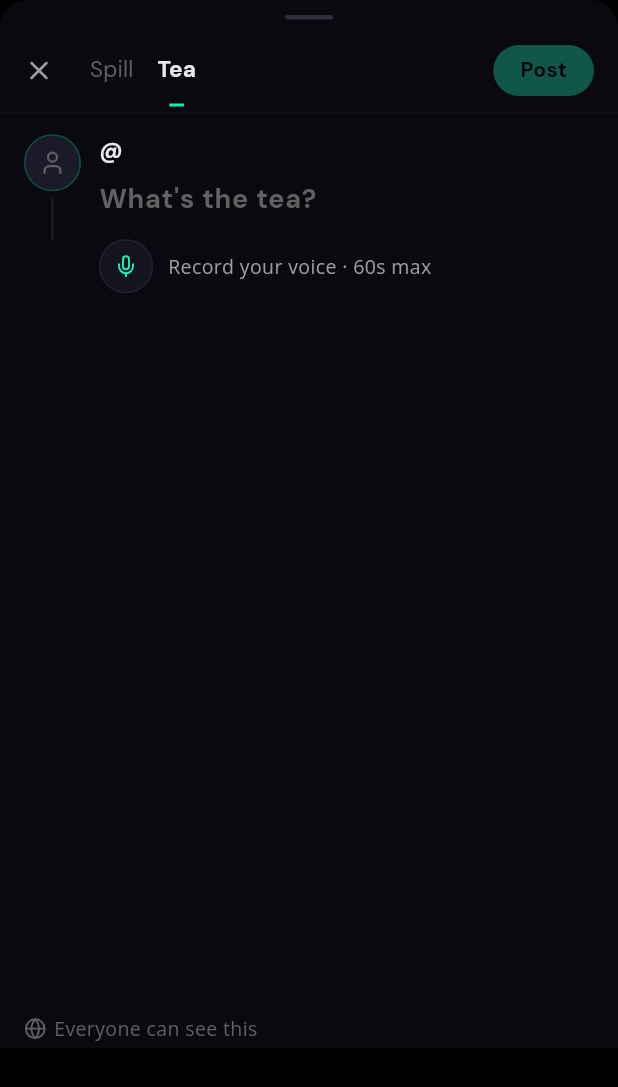
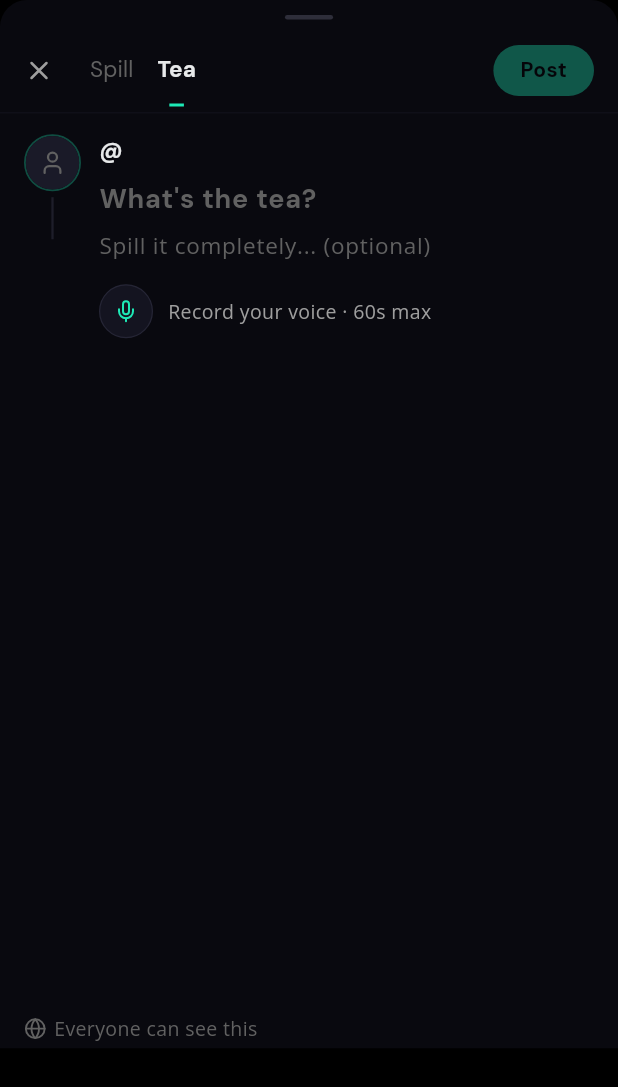
Before and after one commit to YuvaKrishnaS/fess, a Flutter app: the CreateConfessionSheet widget shown alone on an empty page, opened directly, tab 2 chosen, on a phone screen of 412 x 824 dp. Shown: the top 1087 px of the screen. Run offline on Flutter 3.47's test engine with Material 3 defaults, Android fonts, the phone set to English and light mode, and no system bars; drawn by our look-alikes of cached_network_image; our stand-ins replace cloud_firestore, firebase_auth, firebase_core, flutter_animate, flutter_riverpod, flutter_svg and 7 more; missing offline and left inert: record; accounts and stored records are empty; network calls fail; statements that could not run were skipped.

Commit message:
fix: added spill it completely [body section] to the Tea. and incresed manLenght to 1500 in spill and 1000 in tea

```diff
--- a/lib/features/home/providers/tea_feed_provider.dart
+++ b/lib/features/home/providers/tea_feed_provider.dart
@@ -5,7 +5,7 @@ import 'package:flutter_riverpod/flutter_riverpod.dart';
 import '../../../core/models/tea_post_model.dart';
 import 'feed_provider.dart'; // for currentAnonIdProvider
 
-// Feed State
+// ── Feed State ────────────────────────────────────────────────────────────────
 
 class TeaFeedState {
   final List<TeaPost> posts;
@@ -43,7 +43,7 @@ class TeaFeedState {
       );
 }
 
-// Notifier
+// ── Tea Feed Notifier ─────────────────────────────────────────────────────────
 
 class TeaFeedNotifier extends AsyncNotifier<TeaFeedState> {
   static const int _pageSize = 15;
@@ -73,7 +73,7 @@ class TeaFeedNotifier extends AsyncNotifier<TeaFeedState> {
       );
     } catch (e, st) {
       debugPrint('[TeaFeed] load error: $e\n$st');
-      return TeaFeedState(error: 'Could not load tea. Pull to refresh.');
+      return const TeaFeedState(error: 'Could not load tea. Pull to refresh.');
     }
   }
 
@@ -136,25 +136,21 @@ class TeaFeedNotifier extends AsyncNotifier<TeaFeedState> {
 
     try {
       final likeId = '${postId}_$anonId';
-      final likeRef = FirebaseFirestore.instance
-          .collection('post_likes')
-          .doc(likeId);
-      final postRef = FirebaseFirestore.instance
-          .collection('posts')
-          .doc(postId);
+      final likeRef =
+      FirebaseFirestore.instance.collection('post_likes').doc(likeId);
+      final postRef =
+      FirebaseFirestore.instance.collection('posts').doc(postId);
 
       if (liked) {
         await likeRef.delete();
-        await postRef.update(
-            {'likeCount': FieldValue.increment(-1)});
+        await postRef.update({'likeCount': FieldValue.increment(-1)});
       } else {
         await likeRef.set({
           'postId': postId,
           'anonId': anonId,
           'likedAt': FieldValue.serverTimestamp(),
         });
-        await postRef.update(
-            {'likeCount': FieldValue.increment(1)});
+        await postRef.update({'likeCount': FieldValue.increment(1)});
       }
     } catch (e) {
       debugPrint('[TeaFeed] toggleLike error: $e');
@@ -163,10 +159,10 @@ class TeaFeedNotifier extends AsyncNotifier<TeaFeedState> {
     }
   }
 
-  // Helper
+  // ── Helper ──────────────────────────────────────────────────────────────────
 
   Future<List<TeaPost>> _hydratePosts(
-      List<DocumentSnapshot> docs,
+      List<QueryDocumentSnapshot> docs,
       String? anonId,
       ) async {
     if (docs.isEmpty) return [];
@@ -215,10 +211,9 @@ class TeaFeedNotifier extends AsyncNotifier<TeaFeedState> {
 }
 
 final teaFeedProvider =
-AsyncNotifierProvider<TeaFeedNotifier, TeaFeedState>(
-    TeaFeedNotifier.new);
+AsyncNotifierProvider<TeaFeedNotifier, TeaFeedState>(TeaFeedNotifier.new);
 
-// Create tea provider
+// ── Create Tea Provider ───────────────────────────────────────────────────────
 
 class CreateTeaNotifier extends Notifier<bool> {
   @override
@@ -226,6 +221,7 @@ class CreateTeaNotifier extends Notifier<bool> {
 
   Future<bool> createTea({
     required String heading,
+    String? body, // NEW — optional body, passed from sheet
     required String localAudioPath,
     required int audioDurationSeconds,
   }) async {
@@ -239,10 +235,12 @@ class CreateTeaNotifier extends Notifier<bool> {
         anonId: anonId,
       );
 
+      // ✅ body written to Firestore only when non-null/non-empty
       await FirebaseFirestore.instance.collection('posts').add({
         'type': 'tea',
         'authorId': anonId,
         'heading': heading.trim(),
+        if (body != null && body.trim().isNotEmpty) 'body': body.trim(), //
         'audioUrl': audioUrl,
         'audioDuration': audioDurationSeconds,
         'likeCount': 0,
@@ -250,8 +248,6 @@ class CreateTeaNotifier extends Notifier<bool> {
         'createdAt': FieldValue.serverTimestamp(),
       });
 
-      // FIX: increment totalTeaCount silently
-      // CORRECT - increments the tea-specific counter
       await FirebaseFirestore.instance
           .collection('public_profiles')
           .doc(anonId)
--- a/lib/features/home/screens/profile_page.dart
+++ b/lib/features/home/screens/profile_page.dart
@@ -361,14 +361,14 @@ class _SpillsTab extends ConsumerWidget {
               onTap: () => Navigator.of(ctx).push(
                 postDetailHeroRoute(post.postId, initialPost: post),
               ),
-              // ✅ FutureProvider has no notifier — use forYouFeedProvider for likes
+              //   FutureProvider has no notifier — use forYouFeedProvider for likes
               onLike: () => ref
                   .read(forYouFeedProvider.notifier)
                   .toggleLike(post.postId),
               onAuthorTap: post.authorId != myId
                   ? () => context.push('/profile/${post.authorId}')
                   : null,
-              // ✅ invalidate re-fetches the list after delete
+              //   invalidate re-fetches the list after delete
               onDelete: () => ref.invalidate(mySpillsProvider(anonId)),
             );
           },
@@ -413,7 +413,7 @@ class _TeaTab extends ConsumerWidget {
               onTap: () => Navigator.of(ctx).push(
                 postDetailHeroRoute(post.postId, initialPost: post),
               ),
-              // ✅ same — forYouFeedProvider is the writable notifier for likes
+              //   same — forYouFeedProvider is the writable notifier for likes
               onLike: () => ref
                   .read(forYouFeedProvider.notifier)
                   .toggleLike(post.postId),
--- a/lib/features/home/widgets/create_confession_sheet.dart
+++ b/lib/features/home/widgets/create_confession_sheet.dart
@@ -25,8 +25,7 @@ class CreateConfessionSheet extends ConsumerStatefulWidget {
       _CreateConfessionSheetState();
 }
 
-class _CreateConfessionSheetState
-    extends ConsumerState<CreateConfessionSheet>
+class _CreateConfessionSheetState extends ConsumerState<CreateConfessionSheet>
     with SingleTickerProviderStateMixin {
   late final TabController _tabCtrl;
 
@@ -37,7 +36,9 @@ class _CreateConfessionSheetState
 
   // tea
   final _teaHeadingCtrl = TextEditingController();
+  final _teaBodyCtrl = TextEditingController(); //   NEW
   final _teaFocus = FocusNode();
+  final _teaBodyFocus = FocusNode(); //   NEW
 
   // voice
   _VoiceState _voice = _VoiceState.idle;
@@ -54,6 +55,7 @@ class _CreateConfessionSheetState
     return _headingCtrl.text.trim().isNotEmpty ||
         _bodyCtrl.text.trim().isNotEmpty ||
         _teaHeadingCtrl.text.trim().isNotEmpty ||
+        _teaBodyCtrl.text.trim().isNotEmpty || // NEW
         _recPath != null ||
         _voice == _VoiceState.recording;
   }
@@ -67,9 +69,9 @@ class _CreateConfessionSheetState
   void initState() {
     super.initState();
     _tabCtrl = TabController(length: 2, vsync: this);
-    // intercept tab change — show discard dialog if recording/recorded
     _tabCtrl.addListener(_onTabChange);
-    for (final c in [_headingCtrl, _bodyCtrl, _teaHeadingCtrl]) {
+    //   _teaBodyCtrl added to listeners
+    for (final c in [_headingCtrl, _bodyCtrl, _teaHeadingCtrl, _teaBodyCtrl]) {
       c.addListener(() => setState(() {}));
     }
     WidgetsBinding.instance.addPostFrameCallback((_) {
@@ -87,7 +89,9 @@ class _CreateConfessionSheetState
     _bodyCtrl.dispose();
     _headingFocus.dispose();
     _teaHeadingCtrl.dispose();
+    _teaBodyCtrl.dispose(); //   NEW
     _teaFocus.dispose();
+    _teaBodyFocus.dispose(); //   NEW
     _timer?.cancel();
     AudioService.instance.stop();
     super.dispose();
@@ -97,11 +101,8 @@ class _CreateConfessionSheetState
 
   void _onTabChange() {
     if (!_tabCtrl.indexIsChanging) return;
-    // If there's a recording (in progress or saved), block and show dialog
     if (_voice != _VoiceState.idle) {
-      // Snap back to current index before animation commits
       final previousIndex = _tabCtrl.previousIndex;
-      // Show dialog — if confirmed, discard voice and allow switch
       WidgetsBinding.instance.addPostFrameCallback((_) async {
         if (!mounted) return;
         final confirmed = await _showDiscardDialog(
@@ -111,10 +112,8 @@ class _CreateConfessionSheetState
         );
         if (confirmed == true) {
           await _discardRec();
-          // now actually switch
           _tabCtrl.animateTo(_tabCtrl.index);
         } else {
-          // revert to previous tab
           _tabCtrl.animateTo(previousIndex);
         }
       });
@@ -301,7 +300,7 @@ class _CreateConfessionSheetState
     }
   }
 
-  // ── Post ─────────────────────────────────────────────────────────────────
+  // ── Post ──────────────────────────────────────────────────────────────────
 
   Future<void> _post() async {
     if (!_canPost) return;
@@ -315,7 +314,10 @@ class _CreateConfessionSheetState
       );
       if (!mounted) return;
       if (ok) {
-        ref.read(streakNotifierProvider.notifier).recordActivity().catchError((e) {
+        ref
+            .read(streakNotifierProvider.notifier)
+            .recordActivity()
+            .catchError((e) {
           debugPrint('[CreateSheet] streak update failed silently: $e');
         });
         Navigator.of(context).pop();
@@ -327,12 +329,16 @@ class _CreateConfessionSheetState
     } else {
       final ok = await ref.read(createTeaProvider.notifier).createTea(
         heading: _teaHeadingCtrl.text,
+        body: _teaBodyCtrl.text.isNotEmpty ? _teaBodyCtrl.text : null, //   NEW
         localAudioPath: _recPath!,
         audioDurationSeconds: _recSecs,
       );
       if (!mounted) return;
       if (ok) {
-        ref.read(streakNotifierProvider.notifier).recordActivity().catchError((e) {
+        ref
+            .read(streakNotifierProvider.notifier)
+            .recordActivity()
+            .catchError((e) {
           debugPrint('[CreateSheet] streak update failed silently: $e');
         });
         Navigator.of(context).pop();
@@ -344,7 +350,7 @@ class _CreateConfessionSheetState
     }
   }
 
-  // BUILD
+  // ── Build ─────────────────────────────────────────────────────────────────
 
   @override
   Widget build(BuildContext context) {
@@ -378,22 +384,19 @@ class _CreateConfessionSheetState
                 ),
               ),
 
-              // ── Top bar: close + tabs + post button
+              // ── Top bar
               Padding(
                 padding: const EdgeInsets.fromLTRB(16, 4, 16, 0),
                 child: Row(
                   children: [
-                    // close — with discard guard
                     GestureDetector(
                       onTap: _onClose,
                       child: const Icon(LucideIcons.x,
                           size: 20, color: AppColors.textSecondary),
                     ),
                     const SizedBox(width: 16),
-                    // tabs
                     _SheetTabBar(ctrl: _tabCtrl),
                     const Spacer(),
-                    // post button
                     _PostBtn(
                       label: _isSpill ? 'Post' : 'Drop',
                       canPost: _canPost,
@@ -438,7 +441,9 @@ class _CreateConfessionSheetState
                       avatarUrl: avatarUrl,
                       username: profile?['username'] as String? ?? 'anon',
                       headingCtrl: _teaHeadingCtrl,
+                      bodyCtrl: _teaBodyCtrl, //   NEW
                       focus: _teaFocus,
+                      bodyFocus: _teaBodyFocus, //   NEW
                       voice: _voice,
                       elapsed: _elapsed,
                       recSecs: _recSecs,
@@ -466,12 +471,24 @@ class _CreateConfessionSheetState
                           fontSize: 13, color: AppColors.hintText),
                     ),
                     const Spacer(),
+                    //   Spill body counter — updated to 1500
                     if (_isSpill && _bodyCtrl.text.isNotEmpty)
                       Text(
-                        '${_bodyCtrl.text.length}/500',
+                        '${_bodyCtrl.text.length}/1500',
                         style: AppTypography.bodySmall.copyWith(
                           fontSize: 11,
-                          color: _bodyCtrl.text.length > 450
+                          color: _bodyCtrl.text.length > 1400
+                              ? AppColors.errorLight
+                              : AppColors.hintText,
+                        ),
+                      ),
+                    //   Tea body counter — NEW
+                    if (!_isSpill && _teaBodyCtrl.text.isNotEmpty)
+                      Text(
+                        '${_teaBodyCtrl.text.length}/1000',
+                        style: AppTypography.bodySmall.copyWith(
+                          fontSize: 11,
+                          color: _teaBodyCtrl.text.length > 900
                               ? AppColors.errorLight
                               : AppColors.hintText,
                         ),
@@ -486,7 +503,6 @@ class _CreateConfessionSheetState
     );
   }
 
-  // FIX: use 'adventurer' style, not 'avataaars'
   String? _buildAvatarUrlFromProfile(Map<String, dynamic>? profile) {
     final raw = profile?['avatarConfig'];
     if (raw == null) return null;
@@ -497,7 +513,7 @@ class _CreateConfessionSheetState
 
 enum _VoiceState { idle, recording, recorded }
 
-// SHEET TEA BAR
+// ── Sheet Tab Bar ─────────────────────────────────────────────────────────────
 
 class _SheetTabBar extends StatelessWidget {
   final TabController ctrl;
@@ -538,7 +554,7 @@ class _SheetTabBar extends StatelessWidget {
   );
 }
 
-// SPILL COMPOSER
+// ── Spill Composer ────────────────────────────────────────────────────────────
 
 class _SpillComposer extends StatelessWidget {
   final String? avatarUrl;
@@ -592,7 +608,6 @@ class _SpillComposer extends StatelessWidget {
             child: Column(
               crossAxisAlignment: CrossAxisAlignment.start,
               children: [
-                // FIX: @ before username
                 Text(
                   '@$username',
                   style: AppTypography.bodyMedium.copyWith(
@@ -638,10 +653,11 @@ class _SpillComposer extends StatelessWidget {
                   cursorWidth: 2,
                 ),
                 const SizedBox(height: 6),
+                //   maxLength updated to 1500
                 TextField(
                   controller: bodyCtrl,
                   maxLines: null,
-                  maxLength: 500,
+                  maxLength: 1500,
                   buildCounter: (_, {required currentLength,
                     required isFocused, maxLength}) =>
                   null,
@@ -689,13 +705,15 @@ class _SpillComposer extends StatelessWidget {
   }
 }
 
-// Tea Composer
+// ── Tea Composer ──────────────────────────────────────────────────────────────
 
 class _TeaComposer extends StatelessWidget {
   final String? avatarUrl;
   final String username;
   final TextEditingController headingCtrl;
+  final TextEditingController bodyCtrl; //   NEW
   final FocusNode focus;
+  final FocusNode bodyFocus; //   NEW
   final _VoiceState voice;
   final int elapsed;
   final int recSecs;
@@ -709,7 +727,9 @@ class _TeaComposer extends StatelessWidget {
     required this.avatarUrl,
     required this.username,
     required this.headingCtrl,
+    required this.bodyCtrl, //   NEW
     required this.focus,
+    required this.bodyFocus, //   NEW
     required this.voice,
     required this.elapsed,
     required this.recSecs,
@@ -741,7 +761,6 @@ class _TeaComposer extends StatelessWidget {
             child: Column(
               crossAxisAlignment: CrossAxisAlignment.start,
               children: [
-                // FIX: @ before username
                 Text(
                   '@$username',
                   style: AppTypography.bodyMedium.copyWith(
@@ -752,6 +771,7 @@ class _TeaComposer extends StatelessWidget {
                   ),
                 ),
                 const SizedBox(height: 8),
+                // Heading
                 TextField(
                   controller: headingCtrl,
                   focusNode: focus,
@@ -786,6 +806,38 @@ class _TeaComposer extends StatelessWidget {
                   cursorColor: AppColors.accentPrimary,
                   cursorWidth: 2,
                 ),
+                const SizedBox(height: 6),
+                //   NEW — optional body field, maxLength 1000
+                TextField(
+                  controller: bodyCtrl,
+                  focusNode: bodyFocus,
+                  maxLines: null,
+                  maxLength: 1000,
+                  buildCounter: (_, {required currentLength,
+                    required isFocused, maxLength}) =>
+                  null,
+                  style: AppTypography.bodyMedium.copyWith(
+                    fontSize: 15,
+                    color: AppColors.textSecondary,
+                    height: 1.6,
+                  ),
+                  decoration: InputDecoration(
+                    hintText: 'Spill it completely... (optional)',
+                    hintStyle: AppTypography.bodySmall.copyWith(
+                      fontSize: 15,
+                      color: AppColors.hintText,
+                      height: 1.6,
+                    ),
+                    border: InputBorder.none,
+                    enabledBorder: InputBorder.none,
+                    focusedBorder: InputBorder.none,
+                    contentPadding: EdgeInsets.zero,
+                    isDense: true,
+                    filled: false,
+                  ),
+                  cursorColor: AppColors.accentPrimary,
+                  cursorWidth: 2,
+                ),
                 const SizedBox(height: 14),
                 _VoiceSection(
                   optional: false,
@@ -808,7 +860,7 @@ class _TeaComposer extends StatelessWidget {
   }
 }
 
-// Compose avatar
+// ── Composer Avatar ───────────────────────────────────────────────────────────
 
 class _ComposerAvatar extends StatelessWidget {
   final String? url;
@@ -847,7 +899,7 @@ class _ComposerAvatar extends StatelessWidget {
   );
 }
 
-// Voice Section
+// ── Voice Section ─────────────────────────────────────────────────────────────
 
 class _VoiceSection extends StatelessWidget {
   final bool optional;
@@ -912,7 +964,7 @@ class _VoiceSection extends StatelessWidget {
   );
 }
 
-// Idle Voice
+// ── Idle Voice ────────────────────────────────────────────────────────────────
 
 class _IdleVoice extends StatelessWidget {
   final bool optional;
@@ -938,8 +990,8 @@ class _IdleVoice extends StatelessWidget {
           decoration: BoxDecoration(
             color: const Color(0xFF141420),
             shape: BoxShape.circle,
-            border: Border.all(
-                color: const Color(0xFF252535), width: 0.8),
+            border:
+            Border.all(color: const Color(0xFF252535), width: 0.8),
           ),
           child: const Icon(LucideIcons.mic,
               size: 16, color: AppColors.accentPrimary),
@@ -959,7 +1011,7 @@ class _IdleVoice extends StatelessWidget {
   );
 }
 
-// RECORDING VOICE
+// ── Recording Voice ───────────────────────────────────────────────────────────
 
 class _RecordingVoice extends StatelessWidget {
   final int elapsed;
@@ -985,7 +1037,6 @@ class _RecordingVoice extends StatelessWidget {
 
     return Row(
       children: [
-        // stop button
         GestureDetector(
           onTap: () {
             HapticFeedback.mediumImpact();
@@ -1011,7 +1062,6 @@ class _RecordingVoice extends StatelessWidget {
           ),
         ),
         const SizedBox(width: 10),
-        // waveform
         Expanded(
           child: SizedBox(
             height: 36,
@@ -1037,7 +1087,6 @@ class _RecordingVoice extends StatelessWidget {
           ),
         ),
         const SizedBox(width: 10),
-        // timer
         _RecDot(),
         const SizedBox(width: 5),
         Text(
@@ -1088,7 +1137,7 @@ class _RecDotState extends State<_RecDot> with SingleTickerProviderStateMixin {
   );
 }
 
-// RECORD VOICE (SWIPE TO DELETE)
+// ── Recorded Voice ────────────────────────────────────────────────────────────
 
 class _RecordedVoice extends StatefulWidget {
   final int recSecs;
@@ -1171,7 +1220,6 @@ class _RecordedVoiceState extends State<_RecordedVoice> {
         HapticFeedback.mediumImpact();
         widget.onDiscard();
       },
-      // FIX: visible red background with label
       background: Container(
         alignment: Alignment.centerRight,
         padding: const EdgeInsets.only(right: 12),
@@ -1200,7 +1248,6 @@ class _RecordedVoiceState extends State<_RecordedVoice> {
         padding: const EdgeInsets.symmetric(horizontal: 2),
         child: Row(
           children: [
-            // play/pause
             GestureDetector(
               onTap: _toggle,
               child: AnimatedContainer(
@@ -1220,14 +1267,14 @@ class _RecordedVoiceState extends State<_RecordedVoice> {
                       _playing ? LucideIcons.pause : LucideIcons.play,
                       key: ValueKey(_playing),
                       size: 14,
-                      color: _playing ? Colors.black : AppColors.accentPrimary,
+                      color:
+                      _playing ? Colors.black : AppColors.accentPrimary,
                     ),
                   ),
                 ),
               ),
             ),
             const SizedBox(width: 10),
-            // scrubber
             Expanded(
               child: SliderTheme(
                 data: SliderTheme.of(context).copyWith(
@@ -1269,7 +1316,7 @@ class _RecordedVoiceState extends State<_RecordedVoice> {
   }
 }
 
-// POST BUTTON
+// ── Post Button ───────────────────────────────────────────────────────────────
 
 class _PostBtn extends StatefulWidget {
   final String label;
```
Also changed, not shown: 1 other file.
